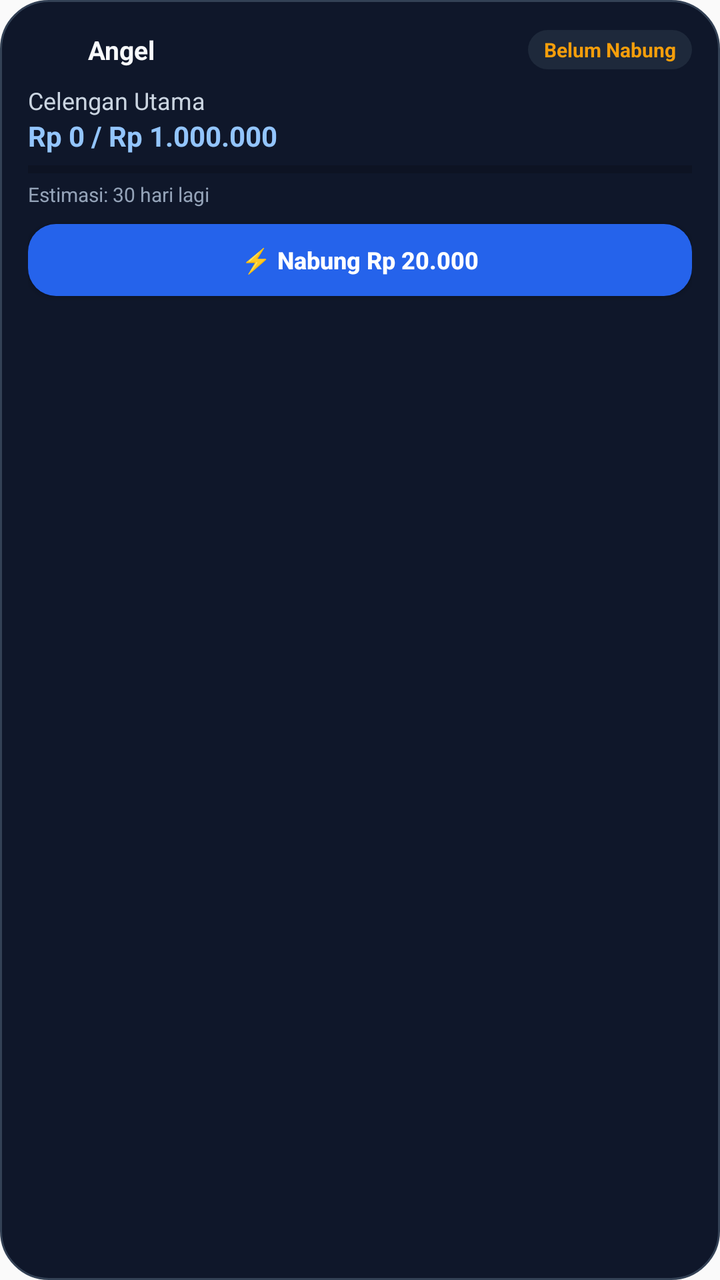
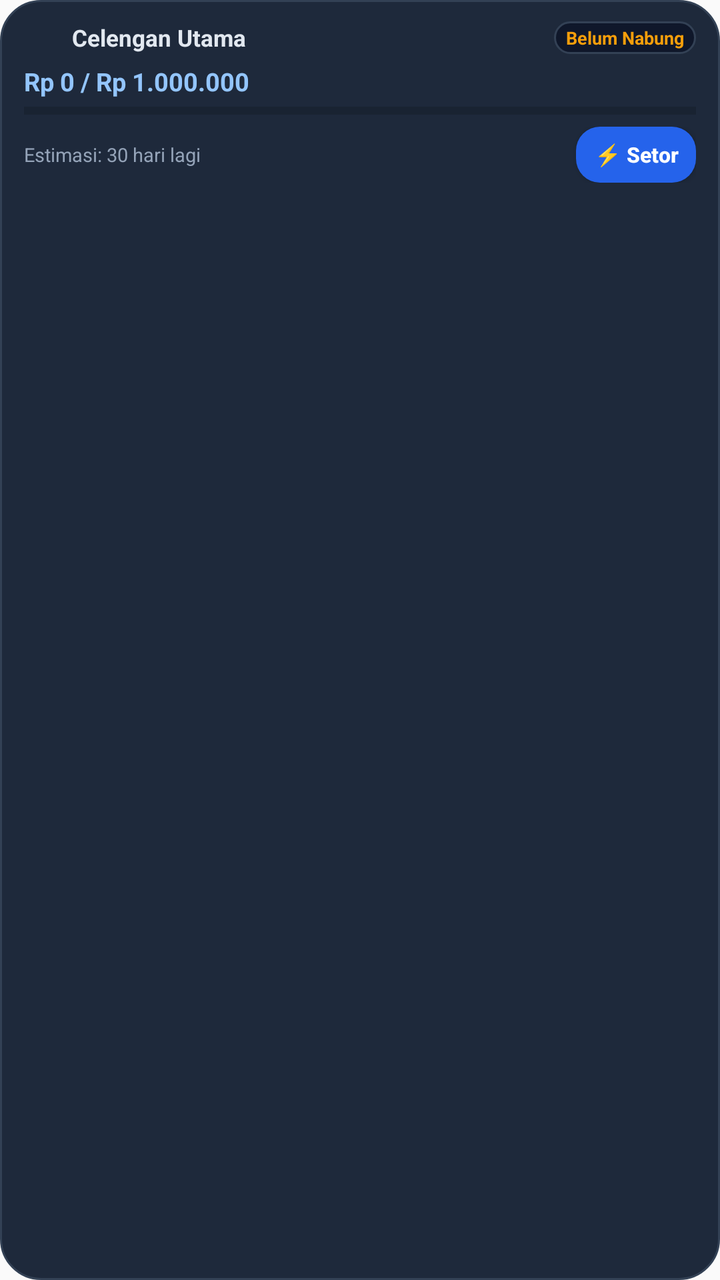

Screens rendered from an Android XML layout before and after an edit, with the pre-edit source and the edit as a unified diff.
<!-- AndroidManifest.xml: application theme android:Theme.Material.Light.NoActionBar -->
<!-- res/layout/widget_angel_medium.xml -->
<?xml version="1.0" encoding="utf-8"?>
<LinearLayout xmlns:android="http://schemas.android.com/apk/res/android"
    android:id="@+id/widget_root"
    android:layout_width="match_parent"
    android:layout_height="match_parent"
    android:background="@drawable/bg_widget_container"
    android:orientation="vertical"
    android:padding="14dp">

    
    <LinearLayout
        android:layout_width="match_parent"
        android:layout_height="wrap_content"
        android:gravity="center_vertical"
        android:orientation="horizontal">

        <ImageView
            android:layout_width="22dp"
            android:layout_height="22dp"
            android:contentDescription="@string/app_name"
            android:src="@mipmap/ic_launcher" />

        <TextView
            android:layout_width="0dp"
            android:layout_height="wrap_content"
            android:layout_marginStart="8dp"
            android:layout_weight="1"
            android:ellipsize="end"
            android:maxLines="1"
            android:text="@string/app_name"
            android:textColor="#F8FAFC"
            android:textSize="13sp"
            android:textStyle="bold" />

        <TextView
            android:id="@+id/tv_widget_streak"
            android:layout_width="wrap_content"
            android:layout_height="wrap_content"
            android:background="@drawable/bg_widget_pill"
            android:paddingStart="8dp"
            android:paddingTop="3dp"
            android:paddingEnd="8dp"
            android:paddingBottom="3dp"
            android:text="Belum Nabung"
            android:textColor="#F59E0B"
            android:textSize="10sp"
            android:textStyle="bold" />
    </LinearLayout>

    
    <TextView
        android:id="@+id/tv_widget_goal_title"
        android:layout_width="match_parent"
        android:layout_height="wrap_content"
        android:layout_marginTop="6dp"
        android:ellipsize="end"
        android:maxLines="1"
        android:text="Celengan Utama"
        android:textColor="#CBD5E1"
        android:textSize="12sp" />

    <TextView
        android:id="@+id/tv_widget_amount"
        android:layout_width="match_parent"
        android:layout_height="wrap_content"
        android:ellipsize="end"
        android:maxLines="1"
        android:text="Rp 0 / Rp 1.000.000"
        android:textColor="#93C5FD"
        android:textSize="14sp"
        android:textStyle="bold" />

    <ProgressBar
        android:id="@+id/pb_widget_progress"
        style="?android:attr/progressBarStyleHorizontal"
        android:layout_width="match_parent"
        android:layout_height="5dp"
        android:layout_marginTop="5dp"
        android:max="100"
        android:progress="0" />

    <TextView
        android:id="@+id/tv_widget_estimate"
        android:layout_width="match_parent"
        android:layout_height="wrap_content"
        android:layout_marginTop="3dp"
        android:ellipsize="end"
        android:maxLines="1"
        android:text="Estimasi: 30 hari lagi"
        android:textColor="#94A3B8"
        android:textSize="10sp" />

    
    <Button
        android:id="@+id/btn_widget_save"
        android:layout_width="match_parent"
        android:layout_height="36dp"
        android:layout_marginTop="8dp"
        android:background="@drawable/bg_widget_button"
        android:text="⚡ Nabung Rp 20.000"
        android:textAllCaps="false"
        android:textColor="#FFFFFF"
        android:textSize="12sp"
        android:textStyle="bold" />

</LinearLayout>
<!-- resources referenced by this layout -->
<resources>
  <!-- drawable bg_widget_button (drawable) -->
  <?xml version="1.0" encoding="utf-8"?>
  <shape xmlns:android="http://schemas.android.com/apk/res/android"
      android:shape="rectangle">
      <corners android:radius="14dp" />
      <solid android:color="#2563EB" />
  </shape>
  <!-- drawable bg_widget_container (drawable) -->
  <?xml version="1.0" encoding="utf-8"?>
  <shape xmlns:android="http://schemas.android.com/apk/res/android"
      android:shape="rectangle">
      <corners android:radius="24dp" />
      <solid android:color="#0F172A" />
      <stroke android:width="1dp" android:color="#334155" />
  </shape>
  <!-- drawable bg_widget_pill (drawable) -->
  <?xml version="1.0" encoding="utf-8"?>
  <shape xmlns:android="http://schemas.android.com/apk/res/android"
      android:shape="rectangle">
      <corners android:radius="10dp" />
      <solid android:color="#1E293B" />
  </shape>
  <!-- mipmap ic_launcher (mipmap-anydpi-v26) -->
  <?xml version="1.0" encoding="utf-8"?>
  <adaptive-icon xmlns:android="http://schemas.android.com/apk/res/android">
      <background android:drawable="@drawable/ic_launcher_background" />
      <foreground android:drawable="@drawable/ic_launcher_foreground" />
  </adaptive-icon>
  <string name="app_name">Angel</string>
  <!-- drawable ic_launcher_background (drawable) -->
  <?xml version="1.0" encoding="utf-8"?>
  <vector xmlns:android="http://schemas.android.com/apk/res/android"
      android:width="108dp"
      android:height="108dp"
      android:viewportWidth="108"
      android:viewportHeight="108">
      
      <path
          android:fillColor="#0F172A"
          android:pathData="M0,0h108v108h-108z" />
      
      <path
          android:fillColor="#1E293B"
          android:pathData="M54,14 A40,40 0 1 0 54,94 A40,40 0 1 0 54,14 Z"
          android:fillAlpha="0.6" />
      <path
          android:fillColor="#3B82F6"
          android:pathData="M54,28 A26,26 0 1 0 54,80 A26,26 0 1 0 54,28 Z"
          android:fillAlpha="0.15" />
  </vector>
  <!-- drawable ic_launcher_foreground: vector/xml drawable (drawable, 3443 chars, omitted) -->
</resources>

<!-- the commit's change to res/layout/widget_angel_medium.xml (unified diff, before → after) -->
@@ -5,7 +5,10 @@
     android:layout_height="match_parent"
     android:background="@drawable/bg_widget_container"
     android:orientation="vertical"
-    android:padding="14dp">
+    android:paddingStart="12dp"
+    android:paddingTop="10dp"
+    android:paddingEnd="12dp"
+    android:paddingBottom="10dp">
 
     
     <LinearLayout
@@ -15,21 +18,22 @@
         android:orientation="horizontal">
 
         <ImageView
-            android:layout_width="22dp"
-            android:layout_height="22dp"
+            android:layout_width="18dp"
+            android:layout_height="18dp"
             android:contentDescription="@string/app_name"
             android:src="@mipmap/ic_launcher" />
 
         <TextView
+            android:id="@+id/tv_widget_goal_title"
             android:layout_width="0dp"
             android:layout_height="wrap_content"
-            android:layout_marginStart="8dp"
+            android:layout_marginStart="6dp"
             android:layout_weight="1"
             android:ellipsize="end"
             android:maxLines="1"
-            android:text="@string/app_name"
-            android:textColor="#F8FAFC"
-            android:textSize="13sp"
+            android:text="Celengan Utama"
+            android:textColor="#E2E8F0"
+            android:textSize="11.5sp"
             android:textStyle="bold" />
 
         <TextView
@@ -37,70 +41,70 @@
             android:layout_width="wrap_content"
             android:layout_height="wrap_content"
             android:background="@drawable/bg_widget_pill"
-            android:paddingStart="8dp"
-            android:paddingTop="3dp"
-            android:paddingEnd="8dp"
-            android:paddingBottom="3dp"
+            android:paddingStart="6dp"
+            android:paddingTop="2dp"
+            android:paddingEnd="6dp"
+            android:paddingBottom="2dp"
             android:text="Belum Nabung"
             android:textColor="#F59E0B"
-            android:textSize="10sp"
+            android:textSize="9sp"
             android:textStyle="bold" />
     </LinearLayout>
 
     
     <TextView
-        android:id="@+id/tv_widget_goal_title"
-        android:layout_width="match_parent"
-        android:layout_height="wrap_content"
-        android:layout_marginTop="6dp"
-        android:ellipsize="end"
-        android:maxLines="1"
-        android:text="Celengan Utama"
-        android:textColor="#CBD5E1"
-        android:textSize="12sp" />
-
-    <TextView
         android:id="@+id/tv_widget_amount"
         android:layout_width="match_parent"
         android:layout_height="wrap_content"
+        android:layout_marginTop="4dp"
         android:ellipsize="end"
         android:maxLines="1"
         android:text="Rp 0 / Rp 1.000.000"
         android:textColor="#93C5FD"
-        android:textSize="14sp"
+        android:textSize="12.5sp"
         android:textStyle="bold" />
 
     <ProgressBar
         android:id="@+id/pb_widget_progress"
         style="?android:attr/progressBarStyleHorizontal"
         android:layout_width="match_parent"
-        android:layout_height="5dp"
-        android:layout_marginTop="5dp"
+        android:layout_height="4dp"
+        android:layout_marginTop="4dp"
         android:max="100"
         android:progress="0" />
 
-    <TextView
-        android:id="@+id/tv_widget_estimate"
+    
+    <LinearLayout
         android:layout_width="match_parent"
         android:layout_height="wrap_content"
-        android:layout_marginTop="3dp"
-        android:ellipsize="end"
-        android:maxLines="1"
-        android:text="Estimasi: 30 hari lagi"
-        android:textColor="#94A3B8"
-        android:textSize="10sp" />
+        android:layout_marginTop="6dp"
+        android:gravity="center_vertical"
+        android:orientation="horizontal">
 
-    
-    <Button
-        android:id="@+id/btn_widget_save"
-        android:layout_width="match_parent"
-        android:layout_height="36dp"
-        android:layout_marginTop="8dp"
-        android:background="@drawable/bg_widget_button"
-        android:text="⚡ Nabung Rp 20.000"
-        android:textAllCaps="false"
-        android:textColor="#FFFFFF"
-        android:textSize="12sp"
-        android:textStyle="bold" />
+        <TextView
+            android:id="@+id/tv_widget_estimate"
+            android:layout_width="0dp"
+            android:layout_height="wrap_content"
+            android:layout_weight="1"
+            android:ellipsize="end"
+            android:maxLines="1"
+            android:text="Estimasi: 30 hari lagi"
+            android:textColor="#94A3B8"
+            android:textSize="9.5sp" />
+
+        <Button
+            android:id="@+id/btn_widget_save"
+            android:layout_width="wrap_content"
+            android:layout_height="28dp"
+            android:background="@drawable/bg_widget_button"
+            android:minWidth="60dp"
+            android:paddingStart="8dp"
+            android:paddingEnd="8dp"
+            android:text="⚡ Setor"
+            android:textAllCaps="false"
+            android:textColor="#FFFFFF"
+            android:textSize="10.5sp"
+            android:textStyle="bold" />
+    </LinearLayout>
 
 </LinearLayout>
<!-- resource entries referenced after the edit -->
@@ -4,23 +4,24 @@
   <?xml version="1.0" encoding="utf-8"?>
   <shape xmlns:android="http://schemas.android.com/apk/res/android"
       android:shape="rectangle">
-      <corners android:radius="14dp" />
+      <corners android:radius="12dp" />
       <solid android:color="#2563EB" />
   </shape>
   <!-- drawable bg_widget_container (drawable) -->
   <?xml version="1.0" encoding="utf-8"?>
   <shape xmlns:android="http://schemas.android.com/apk/res/android"
       android:shape="rectangle">
-      <corners android:radius="24dp" />
-      <solid android:color="#0F172A" />
+      <corners android:radius="20dp" />
+      <solid android:color="#1E293B" />
       <stroke android:width="1dp" android:color="#334155" />
   </shape>
   <!-- drawable bg_widget_pill (drawable) -->
   <?xml version="1.0" encoding="utf-8"?>
   <shape xmlns:android="http://schemas.android.com/apk/res/android"
       android:shape="rectangle">
-      <corners android:radius="10dp" />
-      <solid android:color="#1E293B" />
+      <corners android:radius="8dp" />
+      <solid android:color="#0F172A" />
+      <stroke android:width="1dp" android:color="#334155" />
   </shape>
   <!-- mipmap ic_launcher (mipmap-anydpi-v26) -->
   <?xml version="1.0" encoding="utf-8"?>
